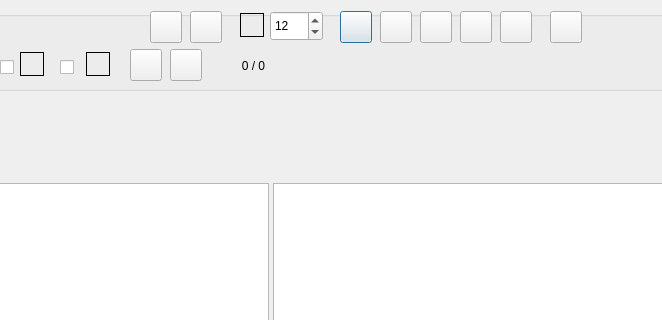
First picture: the form in GUI_UIs/ui_dialog_code_text.ui, repository ccbogel/QualCoder, before the edit; both pictures show x 241 to 903 and y 0 to 320 of the 1024 by 695 pixel window.
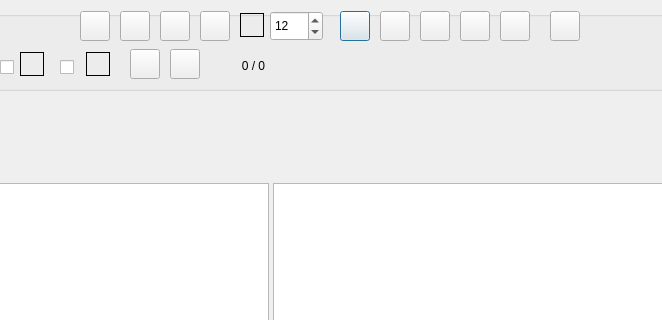
Second picture: the form after the edit.

The edit to the form file:
```diff
--- a/GUI_UIs/ui_dialog_code_text.ui
+++ b/GUI_UIs/ui_dialog_code_text.ui
@@ -36,8 +36,8 @@
        <rect>
         <x>570</x>
         <y>0</y>
-        <width>32</width>
-        <height>32</height>
+        <width>30</width>
+        <height>30</height>
        </rect>
       </property>
       <property name="toolTip">
@@ -143,8 +143,8 @@
        <rect>
         <x>360</x>
         <y>38</y>
-        <width>32</width>
-        <height>32</height>
+        <width>30</width>
+        <height>30</height>
        </rect>
       </property>
       <property name="toolTip">
@@ -159,8 +159,8 @@
        <rect>
         <x>400</x>
         <y>38</y>
-        <width>32</width>
-        <height>32</height>
+        <width>30</width>
+        <height>30</height>
        </rect>
       </property>
       <property name="toolTip">
@@ -231,8 +231,8 @@
        <rect>
         <x>610</x>
         <y>0</y>
-        <width>32</width>
-        <height>32</height>
+        <width>30</width>
+        <height>30</height>
        </rect>
       </property>
       <property name="toolTip">
@@ -247,8 +247,8 @@
        <rect>
         <x>650</x>
         <y>0</y>
-        <width>32</width>
-        <height>32</height>
+        <width>30</width>
+        <height>30</height>
        </rect>
       </property>
       <property name="toolTip">
@@ -263,8 +263,8 @@
        <rect>
         <x>730</x>
         <y>0</y>
-        <width>32</width>
-        <height>32</height>
+        <width>30</width>
+        <height>30</height>
        </rect>
       </property>
       <property name="toolTip">
@@ -279,8 +279,8 @@
        <rect>
         <x>780</x>
         <y>0</y>
-        <width>32</width>
-        <height>32</height>
+        <width>30</width>
+        <height>30</height>
        </rect>
       </property>
       <property name="toolTip">
@@ -293,10 +293,10 @@
      <widget class="QPushButton" name="pushButton_annotate">
       <property name="geometry">
        <rect>
-        <x>380</x>
+        <x>310</x>
         <y>0</y>
-        <width>32</width>
-        <height>32</height>
+        <width>30</width>
+        <height>30</height>
        </rect>
       </property>
       <property name="toolTip">
@@ -309,10 +309,10 @@
      <widget class="QPushButton" name="pushButton_coding_memo">
       <property name="geometry">
        <rect>
-        <x>420</x>
+        <x>390</x>
         <y>0</y>
-        <width>32</width>
-        <height>32</height>
+        <width>30</width>
+        <height>30</height>
        </rect>
       </property>
       <property name="toolTip">
@@ -405,8 +405,8 @@
        <rect>
         <x>690</x>
         <y>0</y>
-        <width>32</width>
-        <height>32</height>
+        <width>30</width>
+        <height>30</height>
        </rect>
       </property>
       <property name="toolTip">
@@ -432,6 +432,38 @@
        <string/>
       </property>
      </widget>
+     <widget class="QPushButton" name="pushButton_show_memos">
+      <property name="geometry">
+       <rect>
+        <x>430</x>
+        <y>0</y>
+        <width>30</width>
+        <height>30</height>
+       </rect>
+      </property>
+      <property name="toolTip">
+       <string>Show memos</string>
+      </property>
+      <property name="text">
+       <string/>
+      </property>
+     </widget>
+     <widget class="QPushButton" name="pushButton_show_annotations">
+      <property name="geometry">
+       <rect>
+        <x>350</x>
+        <y>0</y>
+        <width>30</width>
+        <height>30</height>
+       </rect>
+      </property>
+      <property name="toolTip">
+       <string>Show annotations</string>
+      </property>
+      <property name="text">
+       <string/>
+      </property>
+     </widget>
     </widget>
    </item>
    <item row="2" column="0">
```
